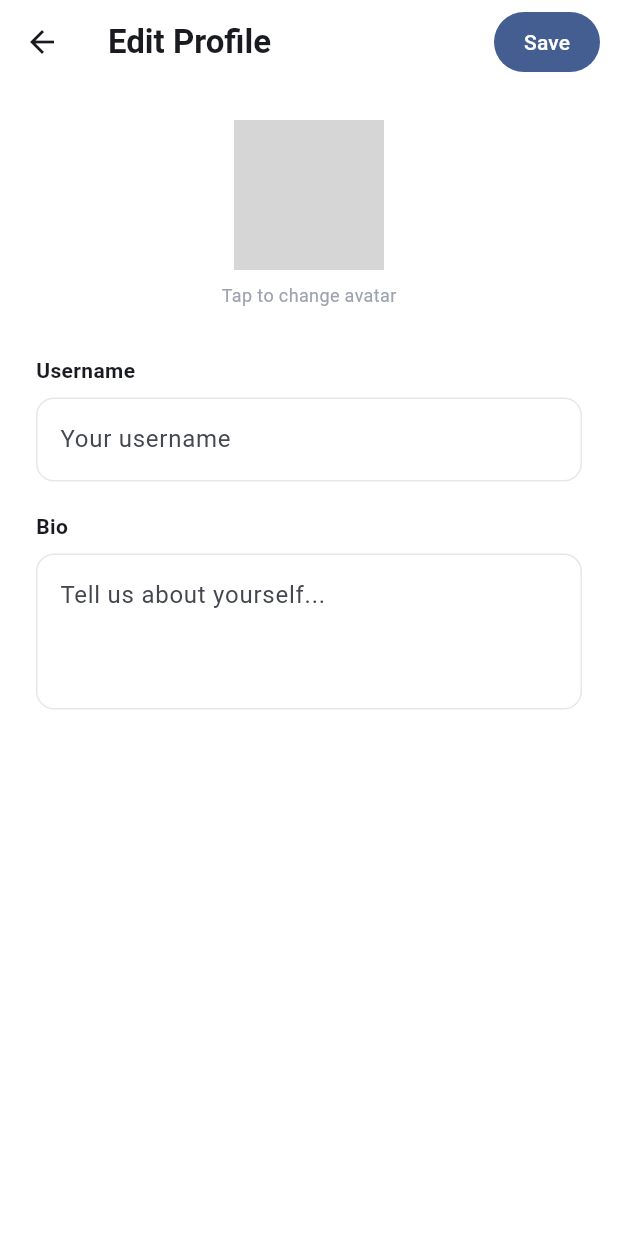
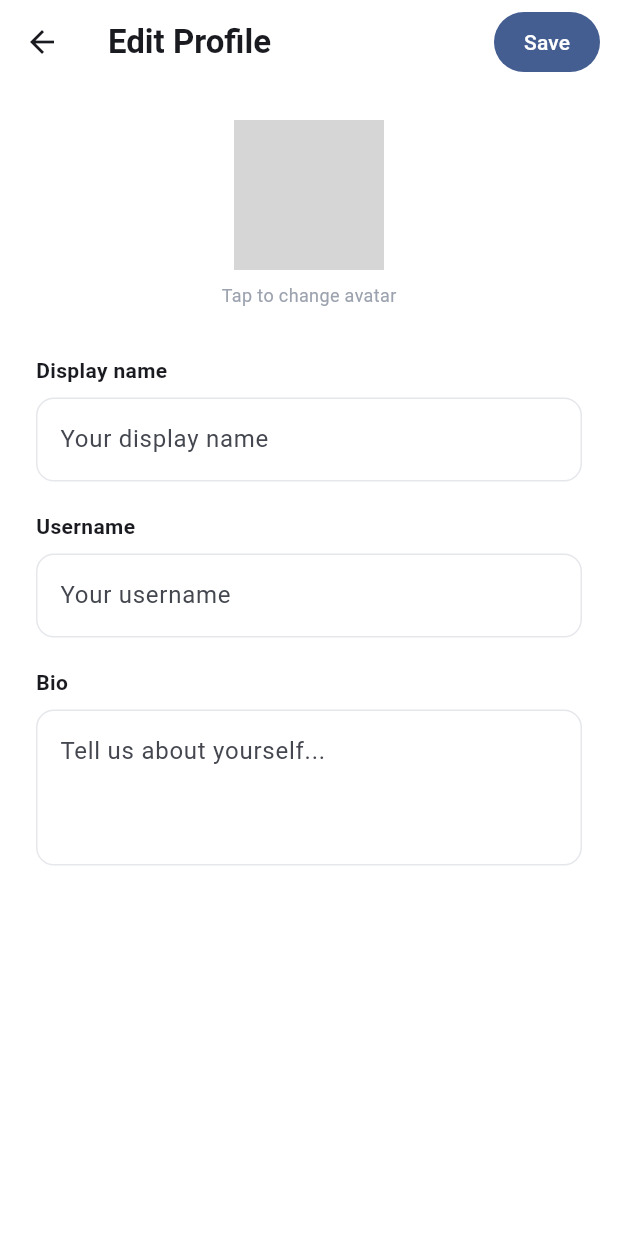
Before and after one commit to jayraldtajanlangit/Pulso, a Flutter app: the screen it shows once a user with an empty profile is signed in, item 5 of the bottom bar chosen, after a tap on "Edit Profile", on a phone screen of 412 x 824 dp. Run offline on Flutter 3.47's test engine with Material 3 defaults, Android fonts, the phone set to English and light mode, and no system bars; our stand-ins replace flutter_riverpod, image_picker, supabase_flutter; accounts and stored records are empty; network calls fail; grey boxes are pictures that could not be loaded.

Commit message:
fix: align profile edit tests after merge

```diff
--- a/lib/screens/edit_profile_screen.dart
+++ b/lib/screens/edit_profile_screen.dart
@@ -14,6 +14,7 @@ class EditProfileScreen extends ConsumerStatefulWidget {
 }
 
 class _EditProfileScreenState extends ConsumerState<EditProfileScreen> {
+  final _displayNameController = TextEditingController();
   final _usernameController = TextEditingController();
   final _bioController = TextEditingController();
   bool _fieldsFilled = false;
@@ -30,6 +31,7 @@ class _EditProfileScreenState extends ConsumerState<EditProfileScreen> {
 
   @override
   void dispose() {
+    _displayNameController.dispose();
     _usernameController.dispose();
     _bioController.dispose();
     super.dispose();
@@ -37,8 +39,8 @@ class _EditProfileScreenState extends ConsumerState<EditProfileScreen> {
 
   void _fillFields(ProfileModel? profile) {
     if (!_fieldsFilled && profile != null) {
-      _usernameController.text =
-          profile.username ?? profile.displayName ?? '';
+      _displayNameController.text = profile.displayName ?? '';
+      _usernameController.text = profile.username ?? '';
       _bioController.text = profile.bio ?? '';
       _fieldsFilled = true;
     }
@@ -66,6 +68,7 @@ class _EditProfileScreenState extends ConsumerState<EditProfileScreen> {
           Padding(
             padding: const EdgeInsets.only(right: 12),
             child: FilledButton(
+              key: const Key('saveProfileButton'),
               onPressed: state.isLoading
                   ? null
                   : () async {
@@ -73,6 +76,7 @@ class _EditProfileScreenState extends ConsumerState<EditProfileScreen> {
                           .read(profileControllerProvider.notifier)
                           .updateProfile(
                             userId: widget.userId,
+                            displayName: _displayNameController.text.trim(),
                             username: _usernameController.text.trim(),
                             bio: _bioController.text.trim(),
                           );
@@ -105,6 +109,7 @@ class _EditProfileScreenState extends ConsumerState<EditProfileScreen> {
             // Avatar
             Center(
               child: GestureDetector(
+                key: const Key('uploadAvatarButton'),
                 onTap: () => ref
                     .read(profileControllerProvider.notifier)
                     .pickAndUploadAvatar(widget.userId),
@@ -112,14 +117,20 @@ class _EditProfileScreenState extends ConsumerState<EditProfileScreen> {
                   alignment: Alignment.bottomRight,
                   children: [
                     CircleAvatar(
+                      key: const Key('profileAvatar'),
                       radius: 50,
                       backgroundColor: const Color(0xFFE0E7FF),
                       backgroundImage: state.profile?.avatarUrl != null
                           ? NetworkImage(state.profile!.avatarUrl!)
                           : null,
+                      onBackgroundImageError: state.profile?.avatarUrl != null
+                          ? (_, _) {}
+                          : null,
                       child: state.profile?.avatarUrl == null
                           ? Text(
-                              _usernameController.text.isNotEmpty
+                              _displayNameController.text.isNotEmpty
+                                  ? _displayNameController.text[0].toUpperCase()
+                                  : _usernameController.text.isNotEmpty
                                   ? _usernameController.text[0].toUpperCase()
                                   : '?',
                               style: const TextStyle(
@@ -141,8 +152,7 @@ class _EditProfileScreenState extends ConsumerState<EditProfileScreen> {
                     else
                       CircleAvatar(
                         radius: 16,
-                        backgroundColor:
-                            Theme.of(context).colorScheme.primary,
+                        backgroundColor: Theme.of(context).colorScheme.primary,
                         child: const Icon(
                           Icons.camera_alt,
                           size: 16,
@@ -161,6 +171,28 @@ class _EditProfileScreenState extends ConsumerState<EditProfileScreen> {
               ),
             ),
             const SizedBox(height: 32),
+            const Text(
+              'Display name',
+              style: TextStyle(fontWeight: FontWeight.w600, fontSize: 14),
+            ),
+            const SizedBox(height: 8),
+            TextField(
+              key: const Key('displayNameField'),
+              controller: _displayNameController,
+              decoration: InputDecoration(
+                hintText: 'Your display name',
+                border: OutlineInputBorder(
+                  borderRadius: BorderRadius.circular(12),
+                  borderSide: const BorderSide(color: Color(0xFFE5E7EB)),
+                ),
+                enabledBorder: OutlineInputBorder(
+                  borderRadius: BorderRadius.circular(12),
+                  borderSide: const BorderSide(color: Color(0xFFE5E7EB)),
+                ),
+              ),
+              textCapitalization: TextCapitalization.words,
+            ),
+            const SizedBox(height: 20),
             // Username
             const Text(
               'Username',
--- a/lib/screens/profile_screen.dart
+++ b/lib/screens/profile_screen.dart
@@ -31,9 +31,7 @@ class _ProfileScreenState extends ConsumerState<ProfileScreen>
     super.initState();
     _tabController = TabController(length: 2, vsync: this);
     Future.microtask(() {
-      ref
-          .read(profileControllerProvider.notifier)
-          .loadProfile(widget.userId);
+      ref.read(profileControllerProvider.notifier).loadProfile(widget.userId);
       ref.read(postControllerProvider.notifier).loadPosts(widget.userId);
     });
   }
@@ -50,7 +48,8 @@ class _ProfileScreenState extends ConsumerState<ProfileScreen>
     final postState = ref.watch(postControllerProvider);
     final profile = profileState.profile;
 
-    final displayName = profile?.displayName ??
+    final displayName =
+        profile?.displayName ??
         profile?.username ??
         ref.read(authControllerProvider).session?.email ??
         'Profile';
@@ -76,6 +75,17 @@ class _ProfileScreenState extends ConsumerState<ProfileScreen>
       ),
       body: profileState.isLoading && profile == null
           ? const Center(child: CircularProgressIndicator())
+          : profileState.errorMessage != null && profile == null
+          ? Center(
+              child: Padding(
+                padding: const EdgeInsets.all(24),
+                child: Text(
+                  profileState.errorMessage!,
+                  style: TextStyle(color: Theme.of(context).colorScheme.error),
+                  textAlign: TextAlign.center,
+                ),
+              ),
+            )
           : Column(
               children: [
                 // Profile header
@@ -88,10 +98,14 @@ class _ProfileScreenState extends ConsumerState<ProfileScreen>
                       Row(
                         children: [
                           CircleAvatar(
+                            key: const Key('profileAvatar'),
                             radius: 44,
                             backgroundColor: const Color(0xFFE0E7FF),
                             backgroundImage: profile?.avatarUrl != null
                                 ? NetworkImage(profile!.avatarUrl!)
+                                : null,
+                            onBackgroundImageError: profile?.avatarUrl != null
+                                ? (_, _) {}
                                 : null,
                             child: profile?.avatarUrl == null
                                 ? Text(
@@ -115,14 +129,8 @@ class _ProfileScreenState extends ConsumerState<ProfileScreen>
                                   count: postState.posts.length,
                                   label: 'Posts',
                                 ),
-                                const _StatColumn(
-                                  count: 0,
-                                  label: 'Followers',
-                                ),
-                                const _StatColumn(
-                                  count: 0,
-                                  label: 'Following',
-                                ),
+                                const _StatColumn(count: 0, label: 'Followers'),
+                                const _StatColumn(count: 0, label: 'Following'),
                               ],
                             ),
                           ),
@@ -154,6 +162,7 @@ class _ProfileScreenState extends ConsumerState<ProfileScreen>
                         SizedBox(
                           width: double.infinity,
                           child: OutlinedButton.icon(
+                            key: const Key('editProfileButton'),
                             icon: const Icon(Icons.settings, size: 16),
                             label: const Text('Edit Profile'),
                             onPressed: () => Navigator.push(
@@ -167,8 +176,7 @@ class _ProfileScreenState extends ConsumerState<ProfileScreen>
                               shape: RoundedRectangleBorder(
                                 borderRadius: BorderRadius.circular(8),
                               ),
-                              padding:
-                                  const EdgeInsets.symmetric(vertical: 10),
+                              padding: const EdgeInsets.symmetric(vertical: 10),
                             ),
                           ),
                         )
@@ -216,8 +224,7 @@ class _ProfileScreenState extends ConsumerState<ProfileScreen>
                               onPostTap: (post) => Navigator.push(
                                 context,
                                 MaterialPageRoute(
-                                      builder: (_) =>
-                                          PostDetailScreen(post: post),
+                                  builder: (_) => PostDetailScreen(post: post),
                                 ),
                               ),
                             ),
```
Also changed, not shown: 1 other file. Lines whose indentation alone changed are shown as unchanged.
